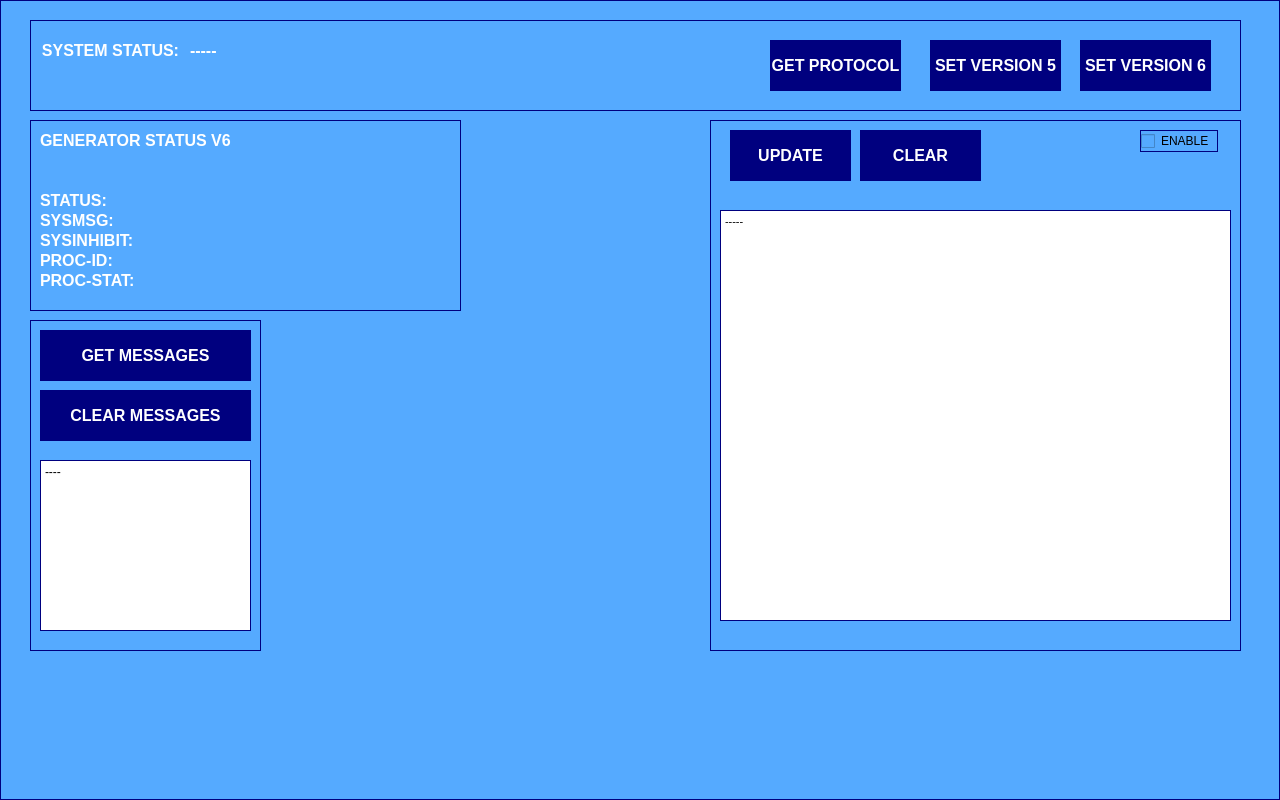
Above: GENERATOR_TEST/SOURCE/startupWindow.ui from marcorispoli/MCPU_Z190_VECCHIO before the change. Below: the same form after it.
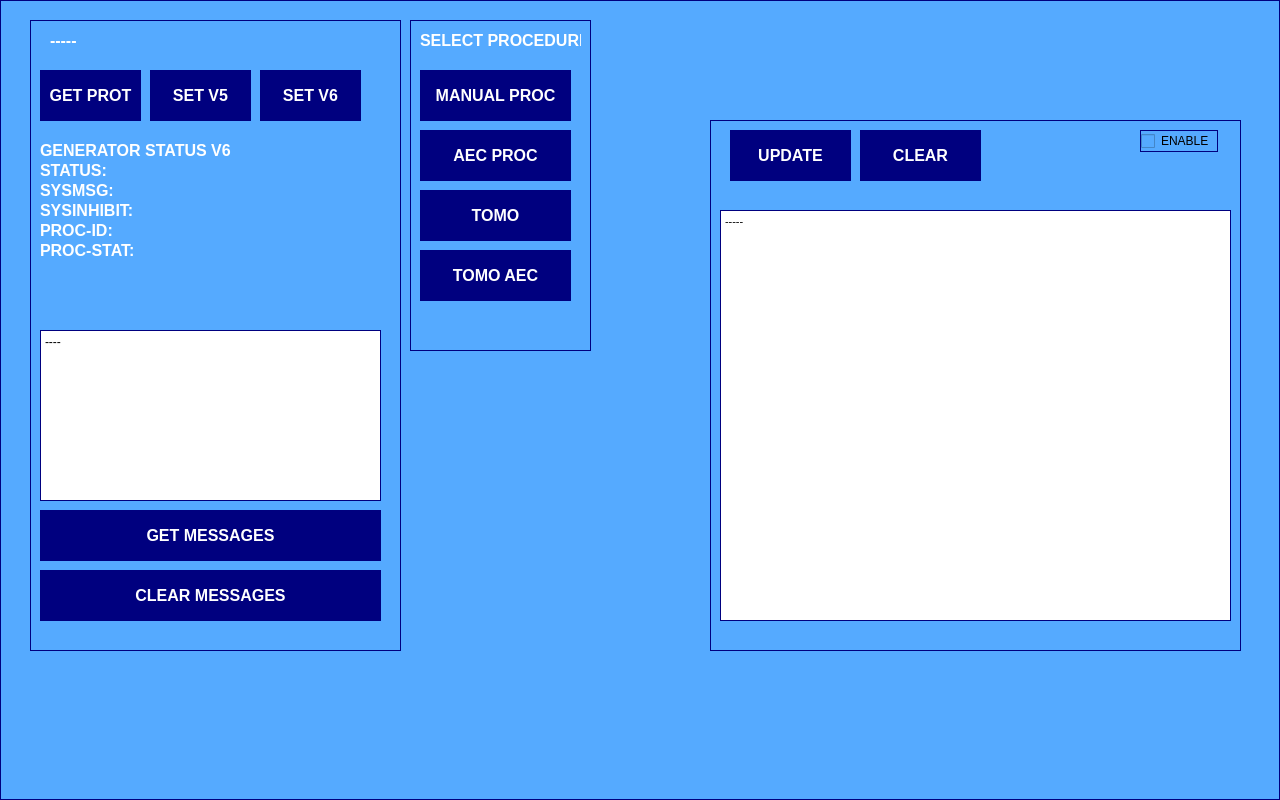
That is the form after the change.

Commit message: Aggiunta impostazione DB per le varie procedure..

What changed in the file:
```diff
--- a/GENERATOR_TEST/SOURCE/startupWindow.ui
+++ b/GENERATOR_TEST/SOURCE/startupWindow.ui
@@ -49,8 +49,8 @@
      <rect>
       <x>30</x>
       <y>20</y>
-      <width>1211</width>
-      <height>91</height>
+      <width>371</width>
+      <height>631</height>
      </rect>
     </property>
     <property name="styleSheet">
@@ -69,8 +69,8 @@
     <widget class="QLabel" name="statusLabel">
      <property name="geometry">
       <rect>
-       <x>160</x>
-       <y>20</y>
+       <x>20</x>
+       <y>10</y>
        <width>291</width>
        <height>20</height>
       </rect>
@@ -94,65 +94,12 @@
       <set>Qt::AlignLeading|Qt::AlignLeft|Qt::AlignVCenter</set>
      </property>
     </widget>
-    <widget class="QLabel" name="connectedLabel_2">
-     <property name="geometry">
-      <rect>
-       <x>10</x>
-       <y>20</y>
-       <width>141</width>
-       <height>20</height>
-      </rect>
-     </property>
-     <property name="font">
-      <font>
-       <pointsize>12</pointsize>
-       <italic>false</italic>
-       <bold>true</bold>
-      </font>
-     </property>
-     <property name="styleSheet">
-      <string notr="true">color: rgb(255, 255, 255);
-border-width: 0px;
-</string>
-     </property>
-     <property name="text">
-      <string>SYSTEM STATUS:</string>
-     </property>
-     <property name="alignment">
-      <set>Qt::AlignCenter</set>
-     </property>
-    </widget>
-    <widget class="QPushButton" name="getProtocolButton">
-     <property name="geometry">
-      <rect>
-       <x>740</x>
-       <y>20</y>
-       <width>131</width>
-       <height>51</height>
-      </rect>
-     </property>
-     <property name="font">
-      <font>
-       <pointsize>12</pointsize>
-       <bold>true</bold>
-      </font>
-     </property>
-     <property name="styleSheet">
-      <string notr="true">background-color: rgb(0, 0, 127);
-color: rgb(255, 255, 255);
-border-width: 0px;
-</string>
-     </property>
-     <property name="text">
-      <string>GET PROTOCOL</string>
-     </property>
-    </widget>
     <widget class="QPushButton" name="setVersion5Button">
      <property name="geometry">
       <rect>
-       <x>900</x>
-       <y>20</y>
-       <width>131</width>
+       <x>120</x>
+       <y>50</y>
+       <width>101</width>
        <height>51</height>
       </rect>
      </property>
@@ -169,15 +116,40 @@
 </string>
      </property>
      <property name="text">
-      <string>SET VERSION 5</string>
+      <string>SET V5</string>
+     </property>
+    </widget>
+    <widget class="QPushButton" name="getProtocolButton">
+     <property name="geometry">
+      <rect>
+       <x>10</x>
+       <y>50</y>
+       <width>101</width>
+       <height>51</height>
+      </rect>
+     </property>
+     <property name="font">
+      <font>
+       <pointsize>12</pointsize>
+       <bold>true</bold>
+      </font>
+     </property>
+     <property name="styleSheet">
+      <string notr="true">background-color: rgb(0, 0, 127);
+color: rgb(255, 255, 255);
+border-width: 0px;
+</string>
+     </property>
+     <property name="text">
+      <string>GET PROT</string>
      </property>
     </widget>
     <widget class="QPushButton" name="setVersion6Button">
      <property name="geometry">
       <rect>
-       <x>1050</x>
-       <y>20</y>
-       <width>131</width>
+       <x>230</x>
+       <y>50</y>
+       <width>101</width>
        <height>51</height>
       </rect>
      </property>
@@ -194,38 +166,43 @@
 </string>
      </property>
      <property name="text">
-      <string>SET VERSION 6</string>
+      <string>SET V6</string>
      </property>
     </widget>
-   </widget>
-   <widget class="QFrame" name="connectionFrame_2">
-    <property name="geometry">
-     <rect>
-      <x>30</x>
-      <y>120</y>
-      <width>431</width>
-      <height>191</height>
-     </rect>
-    </property>
-    <property name="styleSheet">
-     <string notr="true">border-width: 1px;
-border-style: solid; 
-border-color: darkblue;
-border-color: rgb(0, 0, 127);
+    <widget class="QLabel" name="statusStat_2">
+     <property name="geometry">
+      <rect>
+       <x>10</x>
+       <y>120</y>
+       <width>191</width>
+       <height>20</height>
+      </rect>
+     </property>
+     <property name="font">
+      <font>
+       <pointsize>12</pointsize>
+       <italic>false</italic>
+       <bold>true</bold>
+      </font>
+     </property>
+     <property name="styleSheet">
+      <string notr="true">color: rgb(255, 255, 255);
+border-width: 0px;
 </string>
-    </property>
-    <property name="frameShape">
-     <enum>QFrame::StyledPanel</enum>
-    </property>
-    <property name="frameShadow">
-     <enum>QFrame::Raised</enum>
-    </property>
+     </property>
+     <property name="text">
+      <string>GENERATOR STATUS V6</string>
+     </property>
+     <property name="alignment">
+      <set>Qt::AlignLeading|Qt::AlignLeft|Qt::AlignVCenter</set>
+     </property>
+    </widget>
     <widget class="QLabel" name="statusStat">
      <property name="geometry">
       <rect>
        <x>10</x>
-       <y>70</y>
-       <width>411</width>
+       <y>140</y>
+       <width>351</width>
        <height>20</height>
       </rect>
      </property>
@@ -252,8 +229,8 @@
      <property name="geometry">
       <rect>
        <x>10</x>
-       <y>90</y>
-       <width>411</width>
+       <y>160</y>
+       <width>351</width>
        <height>20</height>
       </rect>
      </property>
@@ -280,8 +257,8 @@
      <property name="geometry">
       <rect>
        <x>10</x>
-       <y>110</y>
-       <width>411</width>
+       <y>180</y>
+       <width>351</width>
        <height>20</height>
       </rect>
      </property>
@@ -308,8 +285,8 @@
      <property name="geometry">
       <rect>
        <x>10</x>
-       <y>130</y>
-       <width>411</width>
+       <y>200</y>
+       <width>351</width>
        <height>20</height>
       </rect>
      </property>
@@ -336,8 +313,8 @@
      <property name="geometry">
       <rect>
        <x>10</x>
-       <y>150</y>
-       <width>411</width>
+       <y>220</y>
+       <width>351</width>
        <height>20</height>
       </rect>
      </property>
@@ -360,63 +337,12 @@
       <set>Qt::AlignLeading|Qt::AlignLeft|Qt::AlignVCenter</set>
      </property>
     </widget>
-    <widget class="QLabel" name="statusStat_2">
-     <property name="geometry">
-      <rect>
-       <x>10</x>
-       <y>10</y>
-       <width>191</width>
-       <height>20</height>
-      </rect>
-     </property>
-     <property name="font">
-      <font>
-       <pointsize>12</pointsize>
-       <italic>false</italic>
-       <bold>true</bold>
-      </font>
-     </property>
-     <property name="styleSheet">
-      <string notr="true">color: rgb(255, 255, 255);
-border-width: 0px;
-</string>
-     </property>
-     <property name="text">
-      <string>GENERATOR STATUS V6</string>
-     </property>
-     <property name="alignment">
-      <set>Qt::AlignLeading|Qt::AlignLeft|Qt::AlignVCenter</set>
-     </property>
-    </widget>
-   </widget>
-   <widget class="QFrame" name="connectionFrame_3">
-    <property name="geometry">
-     <rect>
-      <x>30</x>
-      <y>320</y>
-      <width>231</width>
-      <height>331</height>
-     </rect>
-    </property>
-    <property name="styleSheet">
-     <string notr="true">border-width: 1px;
-border-style: solid; 
-border-color: darkblue;
-border-color: rgb(0, 0, 127);
-</string>
-    </property>
-    <property name="frameShape">
-     <enum>QFrame::StyledPanel</enum>
-    </property>
-    <property name="frameShadow">
-     <enum>QFrame::Raised</enum>
-    </property>
     <widget class="QPushButton" name="getSystemMessagesButton">
      <property name="geometry">
       <rect>
        <x>10</x>
-       <y>10</y>
-       <width>211</width>
+       <y>490</y>
+       <width>341</width>
        <height>51</height>
       </rect>
      </property>
@@ -436,37 +362,12 @@
       <string>GET MESSAGES</string>
      </property>
     </widget>
-    <widget class="QPushButton" name="clearSystemMessagesButton">
-     <property name="geometry">
-      <rect>
-       <x>10</x>
-       <y>70</y>
-       <width>211</width>
-       <height>51</height>
-      </rect>
-     </property>
-     <property name="font">
-      <font>
-       <pointsize>12</pointsize>
-       <bold>true</bold>
-      </font>
-     </property>
-     <property name="styleSheet">
-      <string notr="true">background-color: rgb(0, 0, 127);
-color: rgb(255, 255, 255);
-border-width: 0px;
-</string>
-     </property>
-     <property name="text">
-      <string>CLEAR MESSAGES</string>
-     </property>
-    </widget>
     <widget class="QPlainTextEdit" name="messageList">
      <property name="geometry">
       <rect>
        <x>10</x>
-       <y>140</y>
-       <width>211</width>
+       <y>310</y>
+       <width>341</width>
        <height>171</height>
       </rect>
      </property>
@@ -479,6 +380,182 @@
       <string>----
 
 </string>
+     </property>
+    </widget>
+    <widget class="QPushButton" name="clearSystemMessagesButton">
+     <property name="geometry">
+      <rect>
+       <x>10</x>
+       <y>550</y>
+       <width>341</width>
+       <height>51</height>
+      </rect>
+     </property>
+     <property name="font">
+      <font>
+       <pointsize>12</pointsize>
+       <bold>true</bold>
+      </font>
+     </property>
+     <property name="styleSheet">
+      <string notr="true">background-color: rgb(0, 0, 127);
+color: rgb(255, 255, 255);
+border-width: 0px;
+</string>
+     </property>
+     <property name="text">
+      <string>CLEAR MESSAGES</string>
+     </property>
+    </widget>
+   </widget>
+   <widget class="QFrame" name="connectionFrame_3">
+    <property name="geometry">
+     <rect>
+      <x>410</x>
+      <y>20</y>
+      <width>181</width>
+      <height>331</height>
+     </rect>
+    </property>
+    <property name="styleSheet">
+     <string notr="true">border-width: 1px;
+border-style: solid; 
+border-color: darkblue;
+border-color: rgb(0, 0, 127);
+</string>
+    </property>
+    <property name="frameShape">
+     <enum>QFrame::StyledPanel</enum>
+    </property>
+    <property name="frameShadow">
+     <enum>QFrame::Raised</enum>
+    </property>
+    <widget class="QPushButton" name="selectManualButton">
+     <property name="geometry">
+      <rect>
+       <x>10</x>
+       <y>50</y>
+       <width>151</width>
+       <height>51</height>
+      </rect>
+     </property>
+     <property name="font">
+      <font>
+       <pointsize>12</pointsize>
+       <bold>true</bold>
+      </font>
+     </property>
+     <property name="styleSheet">
+      <string notr="true">background-color: rgb(0, 0, 127);
+color: rgb(255, 255, 255);
+border-width: 0px;
+</string>
+     </property>
+     <property name="text">
+      <string>MANUAL PROC</string>
+     </property>
+    </widget>
+    <widget class="QPushButton" name="selectAecButton">
+     <property name="geometry">
+      <rect>
+       <x>10</x>
+       <y>110</y>
+       <width>151</width>
+       <height>51</height>
+      </rect>
+     </property>
+     <property name="font">
+      <font>
+       <pointsize>12</pointsize>
+       <bold>true</bold>
+      </font>
+     </property>
+     <property name="styleSheet">
+      <string notr="true">background-color: rgb(0, 0, 127);
+color: rgb(255, 255, 255);
+border-width: 0px;
+</string>
+     </property>
+     <property name="text">
+      <string>AEC PROC</string>
+     </property>
+    </widget>
+    <widget class="QPushButton" name="selectTomoButton">
+     <property name="geometry">
+      <rect>
+       <x>10</x>
+       <y>170</y>
+       <width>151</width>
+       <height>51</height>
+      </rect>
+     </property>
+     <property name="font">
+      <font>
+       <pointsize>12</pointsize>
+       <bold>true</bold>
+      </font>
+     </property>
+     <property name="styleSheet">
+      <string notr="true">background-color: rgb(0, 0, 127);
+color: rgb(255, 255, 255);
+border-width: 0px;
+</string>
+     </property>
+     <property name="text">
+      <string>TOMO</string>
+     </property>
+    </widget>
+    <widget class="QPushButton" name="selectAecTomoButton">
+     <property name="geometry">
+      <rect>
+       <x>10</x>
+       <y>230</y>
+       <width>151</width>
+       <height>51</height>
+      </rect>
+     </property>
+     <property name="font">
+      <font>
+       <pointsize>12</pointsize>
+       <bold>true</bold>
+      </font>
+     </property>
+     <property name="styleSheet">
+      <string notr="true">background-color: rgb(0, 0, 127);
+color: rgb(255, 255, 255);
+border-width: 0px;
+</string>
+     </property>
+     <property name="text">
+      <string>TOMO AEC</string>
+     </property>
+    </widget>
+    <widget class="QLabel" name="statusProcStat_2">
+     <property name="geometry">
+      <rect>
+       <x>10</x>
+       <y>10</y>
+       <width>161</width>
+       <height>20</height>
+      </rect>
+     </property>
+     <property name="font">
+      <font>
+       <pointsize>12</pointsize>
+       <italic>false</italic>
+       <bold>true</bold>
+      </font>
+     </property>
+     <property name="styleSheet">
+      <string notr="true">color: rgb(255, 255, 255);
+border-width: 0px;
+</string>
+     </property>
+     <property name="text">
+      <string>SELECT PROCEDURE</string>
+     </property>
+     <property name="alignment">
+      <set>Qt::AlignLeading|Qt::AlignLeft|Qt::AlignVCenter</set>
      </property>
     </widget>
    </widget>
```
The commit also changes 11 other files.
